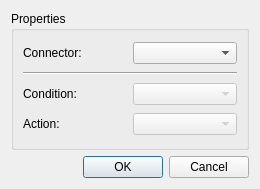
Old version of the form composer-plugins/qnclstructural/src/ui/view/QnstGraphicsLinkForm.ui in the repository TeleMidia/nclcomposer.
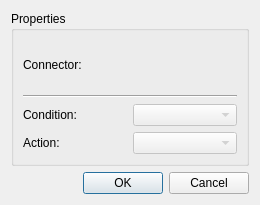
New version of the form.

Commit message:
[plugins] maint: Improvements in connector suggestion (link diaglog).
* qnclstructural/src/ui/view/QnstGraphicsLinkForm.ui: Likewise. Improvements
  in #385.
* qnclstructural/src/ui/view/qnstgraphicslinkdialog.cpp: Likewise.
* qnclstructural/src/ui/view/qnstgraphicslinkdialog.h: Likewise.
* qnclstructural/src/ui/view/qnstview.cpp: Likewise.

Diff of the .ui file:
```diff
--- a/composer-plugins/qnclstructural/src/ui/view/QnstGraphicsLinkForm.ui
+++ b/composer-plugins/qnclstructural/src/ui/view/QnstGraphicsLinkForm.ui
@@ -7,7 +7,7 @@
     <x>0</x>
     <y>0</y>
     <width>260</width>
-    <height>189</height>
+    <height>205</height>
    </rect>
   </property>
   <property name="windowTitle">
@@ -37,9 +37,6 @@
         </property>
        </widget>
       </item>
-      <item row="0" column="1">
-       <widget class="QComboBox" name="cbConnector"/>
-      </item>
       <item row="2" column="0">
        <widget class="QLabel" name="lbCondition">
         <property name="enabled">
```
The commit also changes 3 other files.
